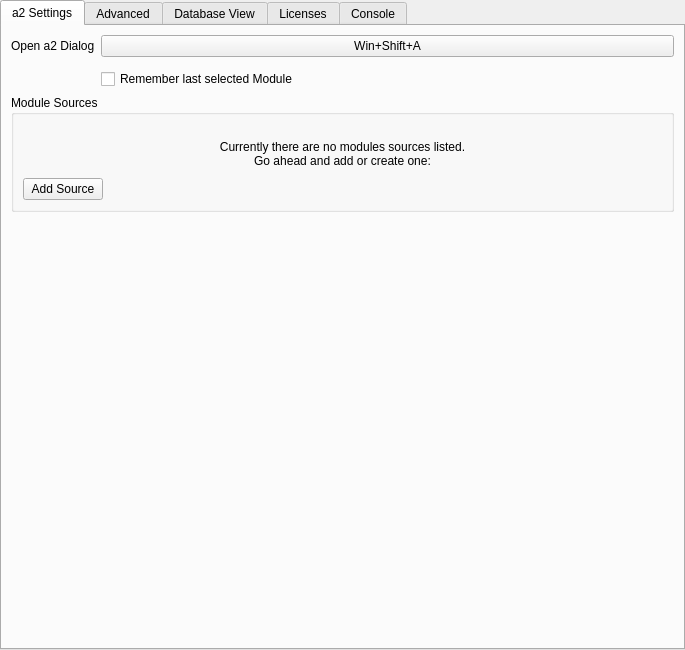
First picture: the form in ui/a2widget/a2settings_view.ui, repository ewerybody/a2, before the edit.
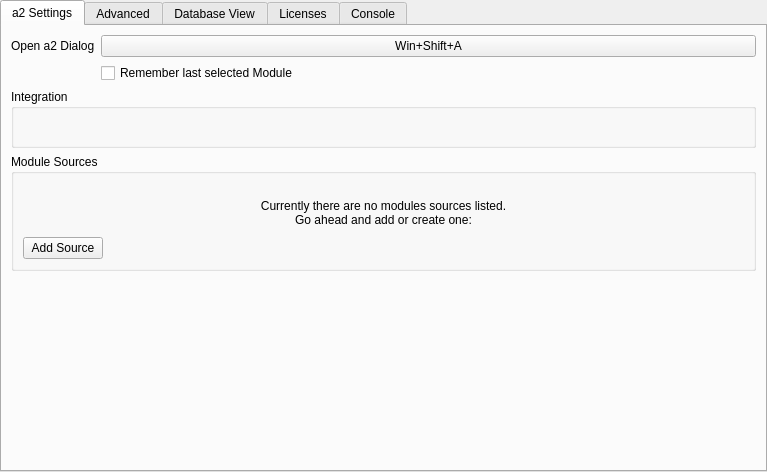
Second picture: the form after the edit. Custom widgets are drawn as their Qt base class.

Commit message: Settings UI: Integrations in own GroupBox

```diff
--- a/ui/a2widget/a2settings_view.ui
+++ b/ui/a2widget/a2settings_view.ui
@@ -6,8 +6,8 @@
    <rect>
     <x>0</x>
     <y>0</y>
-    <width>685</width>
-    <height>650</height>
+    <width>767</width>
+    <height>472</height>
    </rect>
   </property>
   <layout class="QVBoxLayout" name="a2settings_view_layout">
@@ -50,16 +50,34 @@
           </widget>
          </item>
          <item row="1" column="1">
-          <layout class="QVBoxLayout" name="integrations_layout"/>
-         </item>
-         <item row="2" column="1">
           <widget class="QCheckBox" name="remember_selection">
            <property name="text">
             <string notr="true">Remember last selected Module</string>
            </property>
           </widget>
          </item>
-         <item row="3" column="0" colspan="2">
+         <item row="2" column="0" colspan="2">
+          <widget class="QGroupBox" name="groupBox">
+           <property name="title">
+            <string notr="true">Integration</string>
+           </property>
+           <layout class="QVBoxLayout" name="integrations_layout">
+            <property name="leftMargin">
+             <number>11</number>
+            </property>
+            <property name="topMargin">
+             <number>25</number>
+            </property>
+            <property name="rightMargin">
+             <number>11</number>
+            </property>
+            <property name="bottomMargin">
+             <number>11</number>
+            </property>
+           </layout>
+          </widget>
+         </item>
+         <item row="4" column="0" colspan="2">
           <widget class="QGroupBox" name="module_source_box">
            <property name="title">
             <string notr="true">Module Sources</string>
```
Left out of the diff: 15 changed lines with no effect on the pictures. The commit also changes 1 other file.
